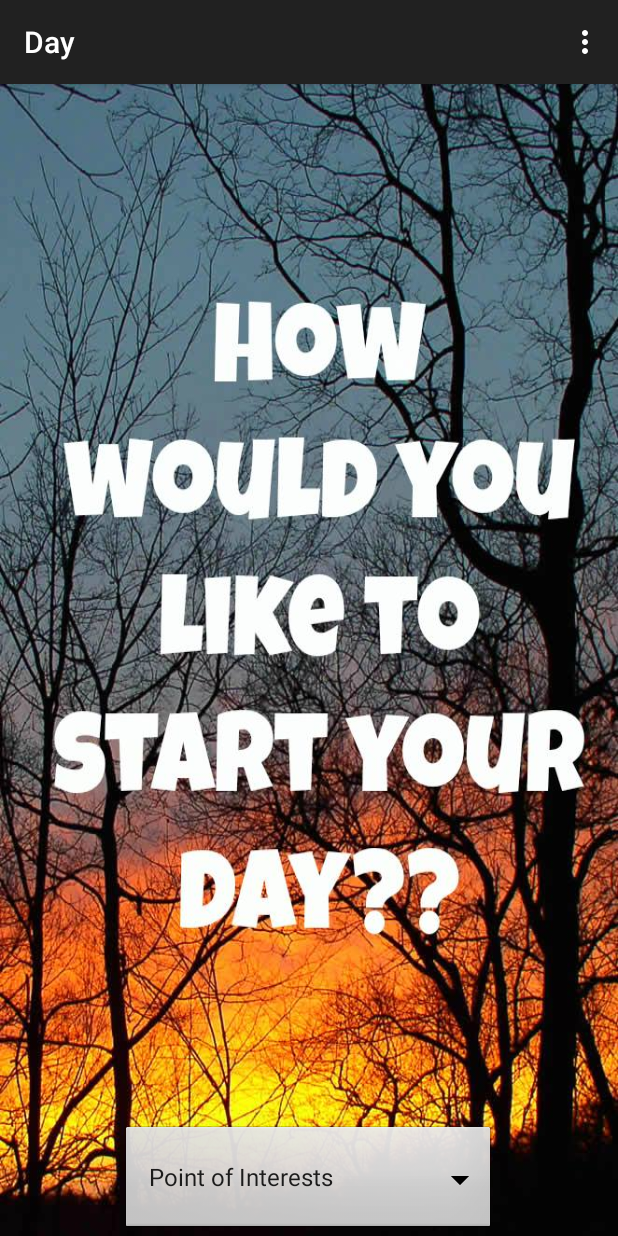
After one commit to JatinNanda/AngelHacksProject, an Android app: the Day screen opened directly, with no data from a screen before it, on a phone screen of 412 x 824 dp. The commit adds this screen. Run offline under Robolectric (Android 15) with nearby library versions, the phone set to English and light mode, and no system bars.

Commit message:
Commit 4:21

```diff
--- /dev/null
+++ b/app/src/main/java/com/example/jatin1/angelhacksproject/Day.java
@@ -0,0 +1,49 @@
+package com.example.jatin1.angelhacksproject;
+
+import android.support.v7.app.ActionBarActivity;
+import android.os.Bundle;
+import android.view.Menu;
+import android.view.MenuItem;
+import android.widget.ArrayAdapter;
+import android.widget.Spinner;
+
+import java.util.ArrayList;
+
+
+public class Day extends ActionBarActivity {
+
+    @Override
+    protected void onCreate(Bundle savedInstanceState) {
+        super.onCreate(savedInstanceState);
+        setContentView(R.layout.activity_day2);
+        Spinner dropdown = (Spinner) findViewById(R.id.spinner1);
+        String[] catagories = new String[3];
+        catagories[0] = "Point of Interests";
+        catagories[1] = "Attractions";
+        catagories[2] = "Restaurants";
+        ArrayAdapter<String> adapter = new ArrayAdapter<String>(this, android.R.layout.simple_spinner_item, catagories);
+        dropdown.setAdapter(adapter);
+    }
+
+    @Override
+    public boolean onCreateOptionsMenu(Menu menu) {
+        // Inflate the menu; this adds items to the action bar if it is present.
+        getMenuInflater().inflate(R.menu.menu_day, menu);
+        return true;
+    }
+
+    @Override
+    public boolean onOptionsItemSelected(MenuItem item) {
+        // Handle action bar item clicks here. The action bar will
+        // automatically handle clicks on the Home/Up button, so long
+        // as you specify a parent activity in AndroidManifest.xml.
+        int id = item.getItemId();
+
+        //noinspection SimplifiableIfStatement
+        if (id == R.id.action_settings) {
+            return true;
+        }
+
+        return super.onOptionsItemSelected(item);
+    }
+}
--- /dev/null
+++ b/app/src/main/res/layout/activity_day2.xml
@@ -0,0 +1,17 @@
+<?xml version="1.0" encoding="utf-8"?>
+<RelativeLayout xmlns:android="http://schemas.android.com/apk/res/android"
+    android:layout_width="match_parent" android:layout_height="match_parent"
+    android:orientation="vertical"
+    android:background="@drawable/day">
+    <Spinner
+        android:id="@+id/spinner1"
+        android:layout_width="250dp"
+        android:layout_height="75dp"
+        android:background="@android:drawable/btn_dropdown"
+
+        android:spinnerMode="dropdown"
+        android:layout_alignParentBottom="true"
+        android:layout_centerHorizontal="true"
+        />
+
+</RelativeLayout>
--- a/app/src/main/res/layout/activity_main.xml
+++ b/app/src/main/res/layout/activity_main.xml
@@ -2,7 +2,8 @@
     xmlns:tools="http://schemas.android.com/tools" android:layout_width="match_parent"
     tools:context=".MainActivity"
     android:orientation="vertical"
-    android:layout_height="match_parent">
+    android:layout_height="match_parent"
+    >
 
     <ImageView
         android:id = "@+id/suitcase"
--- /dev/null
+++ b/app/src/main/res/menu/menu_day.xml
@@ -0,0 +1,7 @@
+<menu xmlns:android="http://schemas.android.com/apk/res/android"
+    xmlns:app="http://schemas.android.com/apk/res-auto"
+    xmlns:tools="http://schemas.android.com/tools"
+    tools:context="com.example.jatin1.angelhacksproject.Day">
+    <item android:id="@+id/action_settings" android:title="@string/action_settings"
+        android:orderInCategory="100" app:showAsAction="never" />
+</menu>
--- a/app/src/main/res/values/strings.xml
+++ b/app/src/main/res/values/strings.xml
@@ -10,5 +10,6 @@
     <string name="title_activity_adventure_selection">AdventureSelection</string>
     <string name="title_activity_next_transition">NextTransition</string>
     <string name="title_activity_itinerary">Itinerary</string>
+    <string name="title_activity_day">Day</string>
 
 </resources>
```
Also changed, not shown: app/src/main/AndroidManifest.xml (+6 -1 lines), app/src/main/java/com/example/jatin1/angelhacksproject/Country.java (deleted, +0 -39 lines), app/src/main/res/layout/activity_adventure_selection.xml (+1 -6 lines), app/src/main/res/layout/activity_loading.xml (+5 -16 lines), app/src/main/java/com/example/jatin1/angelhacksproject/HomeScreen.java (line endings or trailing spaces), app/src/main/res/drawable-hdpi/adven.png (added), app/src/main/res/drawable-hdpi/day.jpg (added), app/src/main/res/drawable-hdpi/itin.jpg (added).
